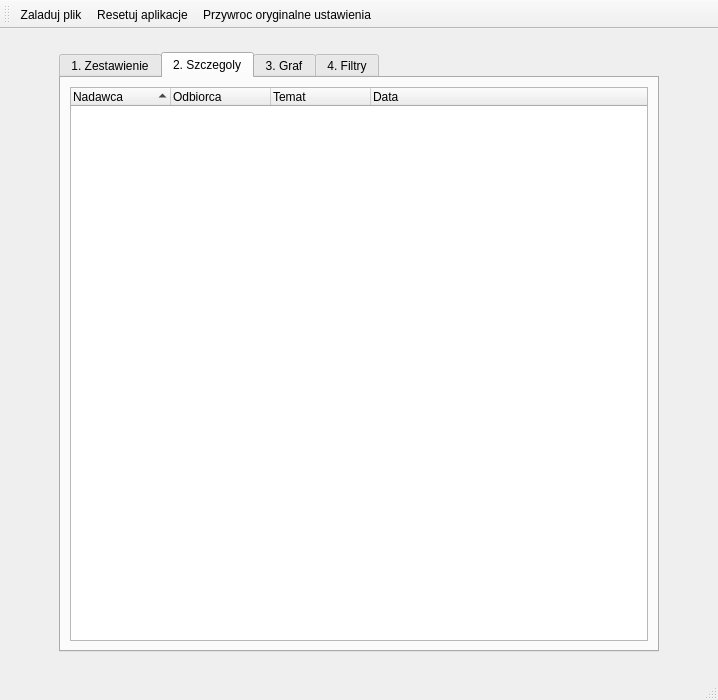
This is src/views/mainwindow.ui in mdziekon/eiti-aisdi-business-relations-analysis as Qt 5 draws it before an edit. The edited form follows.
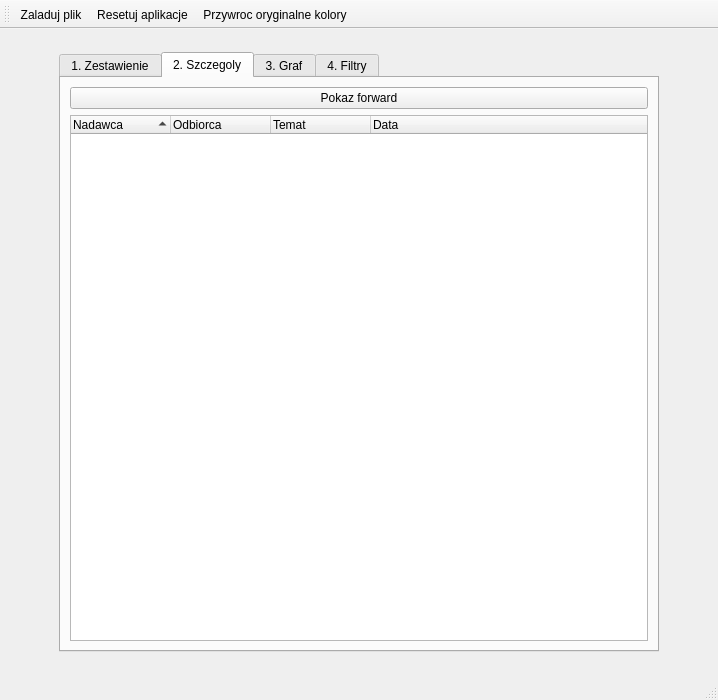
This is the edited form. Icons and pictures are not drawn.

Diff of the .ui file:
```diff
--- a/src/views/mainwindow.ui
+++ b/src/views/mainwindow.ui
@@ -199,7 +199,7 @@
       <string>2. Szczegoly</string>
      </attribute>
      <layout class="QGridLayout" name="gridLayout">
-      <item row="0" column="0">
+      <item row="1" column="0">
        <widget class="QTreeWidget" name="treeWidget_MailList">
         <property name="maximumSize">
          <size>
@@ -235,6 +235,13 @@
         </column>
        </widget>
       </item>
+      <item row="0" column="0">
+       <widget class="QPushButton" name="pushButton_pokazforward">
+        <property name="text">
+         <string>Pokaz forward</string>
+        </property>
+       </widget>
+      </item>
      </layout>
     </widget>
     <widget class="QWidget" name="tab_four">
@@ -554,7 +561,7 @@
      <normaloff>:/images/015.png</normaloff>:/images/015.png</iconset>
    </property>
    <property name="text">
-    <string>Przywroc oryginalne ustawienia</string>
+    <string>Przywroc oryginalne kolory</string>
    </property>
    <property name="toolTip">
     <string>Ustawienia</string>
```
Left out of the diff: 2 changed lines with no effect on the pictures.
